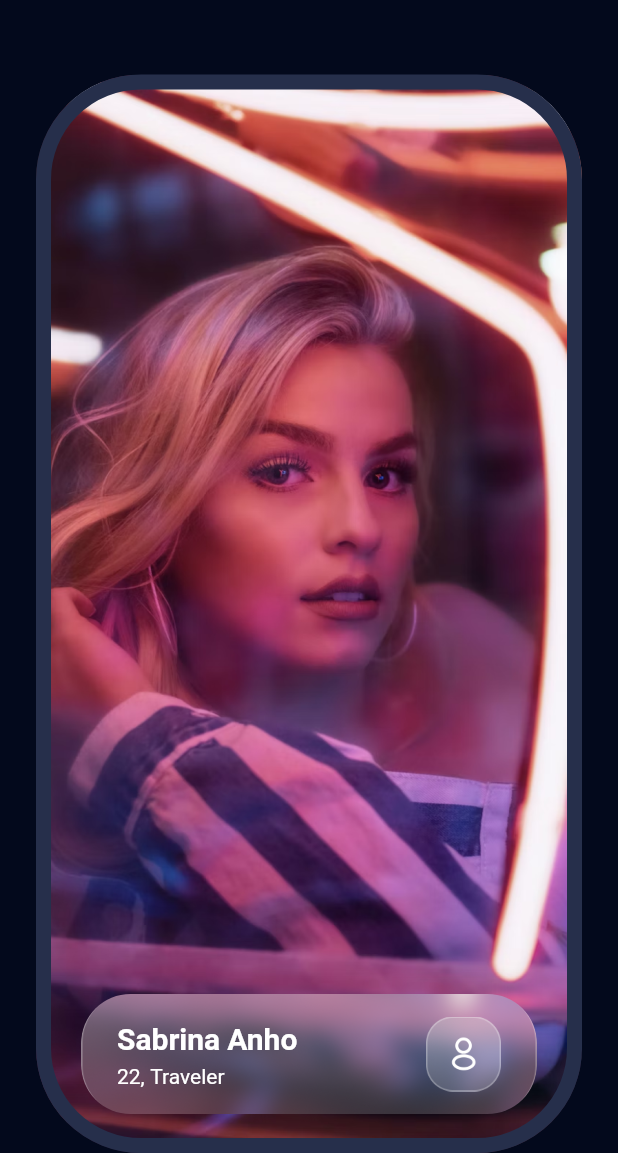
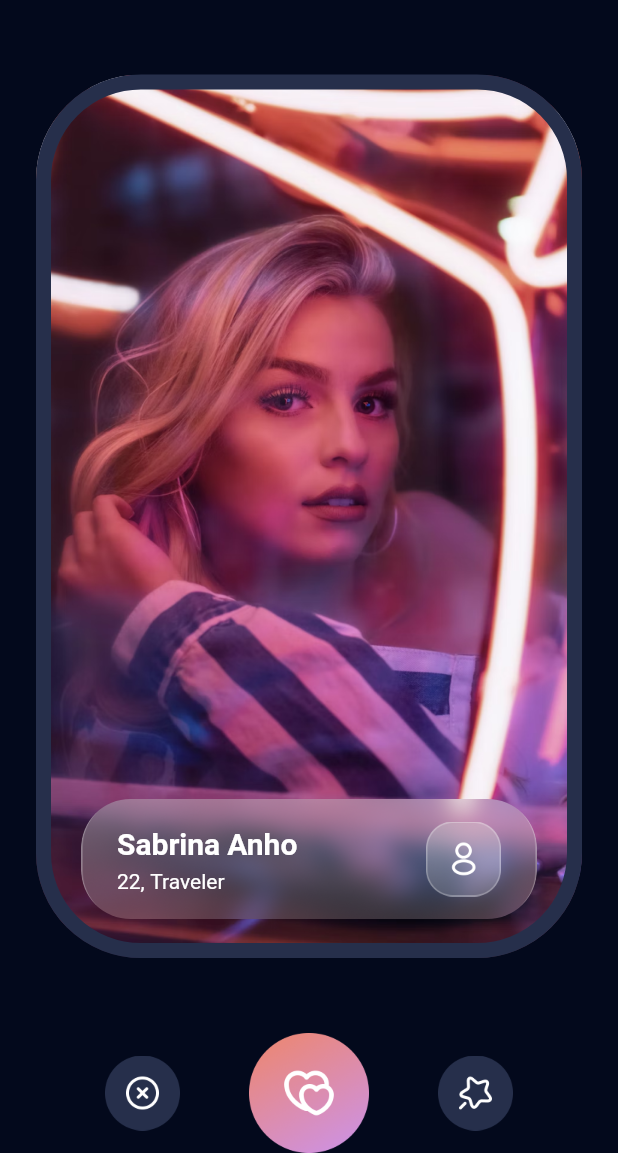
Before and after one commit to muhammad-fachrizal/sarang_app, a Flutter app: the ExplorePeopleScreen screen opened by its route, on a phone screen of 412 x 824 dp, the part 83-1236 px from its top. Run offline on Flutter 3.47's test engine with Material 2 defaults, Android fonts, the phone set to English and light mode, and no system bars; our stand-ins replace google_fonts.

Commit message:
Slicing Match Button Widget for Explore People Screen

```diff
--- /dev/null
+++ b/lib/src/common_widgets/explore_people_button_widget.dart
@@ -0,0 +1,29 @@
+import 'package:flutter/material.dart';
+import 'package:sarang_app/src/common_widgets/match_button_widget.dart';
+import 'package:sarang_app/src/theme_manager/values_manager.dart';
+
+class ExplorePeopleButtonWidget extends StatelessWidget {
+  const ExplorePeopleButtonWidget({super.key});
+
+  @override
+  Widget build(BuildContext context) {
+    return Row(
+      mainAxisAlignment: MainAxisAlignment.spaceEvenly,
+      children: [
+        MatchButtonWidget(
+          iconPath: 'icon_close.png',
+          onTap: () {},
+        ),
+        MatchButtonWidget(
+          dimension: AppSize.s80,
+          iconPath: 'icon_love.png',
+          onTap: () {},
+        ),
+        MatchButtonWidget(
+          iconPath: 'icon_favorite.png',
+          onTap: () {},
+        ),
+      ],
+    );
+  }
+}
--- /dev/null
+++ b/lib/src/common_widgets/match_button_widget.dart
@@ -0,0 +1,35 @@
+import 'package:flutter/material.dart';
+import 'package:sarang_app/src/theme_manager/asset_image_icon_manager.dart';
+import 'package:sarang_app/src/theme_manager/values_manager.dart';
+
+class MatchButtonWidget extends StatelessWidget {
+  const MatchButtonWidget({
+    super.key,
+    required this.iconPath,
+    required this.onTap,
+    this.dimension = AppSize.s50,
+  });
+
+  final double dimension;
+  final String iconPath;
+  final VoidCallback onTap;
+
+  @override
+  Widget build(BuildContext context) {
+    return GestureDetector(
+      onTap: onTap,
+      child: Container(
+        width: dimension,
+        height: dimension,
+        decoration: BoxDecoration(
+          image: DecorationImage(
+            fit: BoxFit.cover,
+            image: AssetImage(
+              '${AssetImageIconManager.assetPath}/$iconPath',
+            ),
+          ),
+        ),
+      ),
+    );
+  }
+}
--- a/lib/src/features/likes_you/presentation/explore_people_screen.dart
+++ b/lib/src/features/likes_you/presentation/explore_people_screen.dart
@@ -1,5 +1,6 @@
 import 'package:flutter/material.dart';
 import 'package:sarang_app/src/common_widgets/explore_people_app_bar_widget.dart';
+import 'package:sarang_app/src/common_widgets/explore_people_button_widget.dart';
 import 'package:sarang_app/src/common_widgets/match_card_widget.dart';
 import 'package:sarang_app/src/theme_manager/values_manager.dart';
 
@@ -27,6 +28,10 @@ class ExplorePeopleScreen extends StatelessWidget {
                     Expanded(
                       child: MatchCardWidget(),
                     ),
+                    SizedBox(
+                      height: AppSize.s50,
+                    ),
+                    ExplorePeopleButtonWidget(),
                   ],
                 ),
               ),
```
